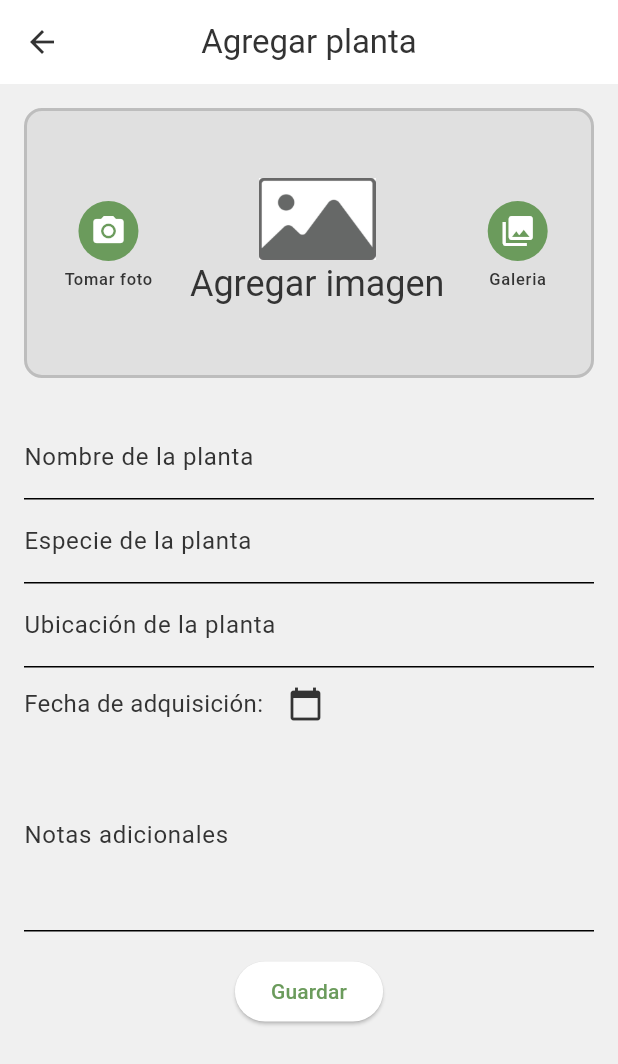
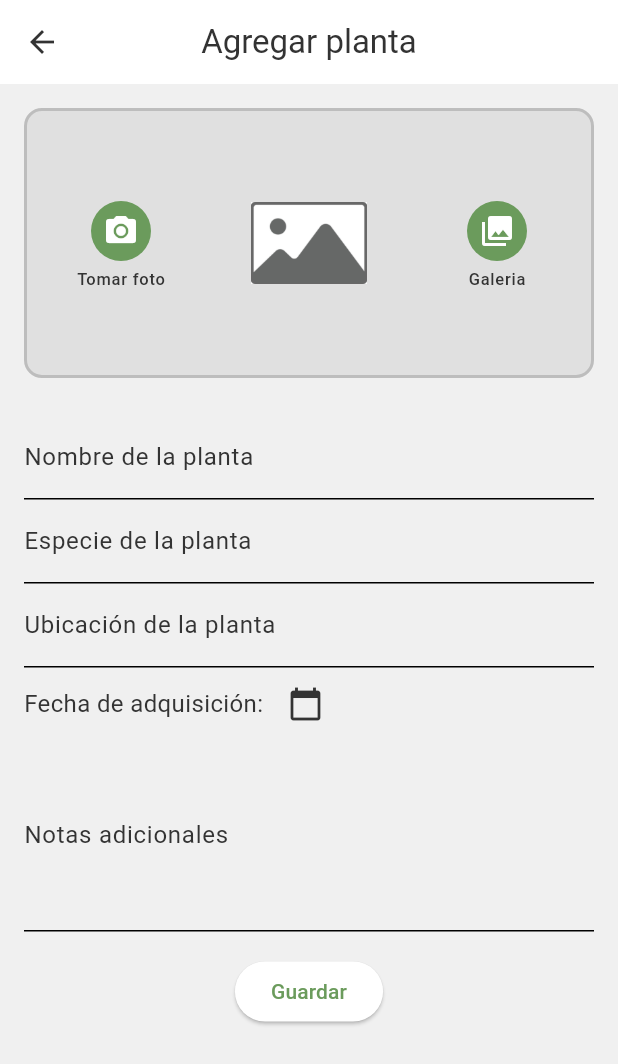
Before and after one commit to dluna38/flutter-app, a Flutter app: the screen it shows after launch, after a tap on an icon or button, on a phone screen of 412 x 824 dp. Shown: the top 1064 px of the screen. Run offline on Flutter 3.47's test engine with Material 3 defaults, Android fonts, the phone set to English and light mode, and no system bars; our stand-ins replace flutter_local_notifications, flutter_timezone, image_picker, sqflite, timezone; missing offline and left inert: workmanager; accounts and stored records are empty.

Commit message:
rework add plant

```diff
--- a/lib/main.dart
+++ b/lib/main.dart
@@ -106,7 +106,11 @@ class _HomeScreenState extends State<HomeScreen> {
             }
           }
         },
-        child: Text('+'),
+        style: ElevatedButton.styleFrom(
+          shape: const CircleBorder(),
+           padding: const EdgeInsets.all(5)
+        ),
+        child: Text('+',style: TextStyle(fontSize: 35),),
       ),
       persistentFooterButtons: [
         ElevatedButton(
--- a/lib/screens/add_plant_screen.dart
+++ b/lib/screens/add_plant_screen.dart
@@ -149,13 +149,14 @@ class _FormPlantState extends State<FormPlant> {
                     width: 2,
                     style:
                         BorderStyle
-                            .solid, // Para hacerla punteada, se necesitaría un package o un CustomPainter
+                            .solid,
                   ),
                 ),
                 child: Row(
                   mainAxisAlignment: MainAxisAlignment.spaceEvenly,
                   children: [
-                    Column(
+                    Expanded(
+                      child: Column(
                         mainAxisAlignment: MainAxisAlignment.center,
                         children: [
                           IconButton.filled(
@@ -168,20 +169,20 @@ class _FormPlantState extends State<FormPlant> {
                           ),
                         ],
                       ),
-                    Column(
+                    ),
+                    Expanded(
+                      child: Column(
                         mainAxisAlignment: MainAxisAlignment.center,
                         children: [
                           Image(
                             height: 55,
                             image: AssetImage('resources/placeholder-img.jpg'),
                           ),
-                        Text(
-                          'Agregar imagen',
-                          style: TextTheme.of(context).headlineSmall,
-                        ),
                         ],
                       ),
-                    Column(
+                    ),
+                    Expanded(
+                      child: Column(
                         mainAxisAlignment: MainAxisAlignment.center,
                         children: [
                           IconButton.filled(
@@ -193,6 +194,7 @@ class _FormPlantState extends State<FormPlant> {
                             style: TextTheme.of(context).labelSmall,
                           ),
                         ],
+                      ),
                     ),
                   ],
                 ),
```
Lines whose indentation alone changed are shown as unchanged.
